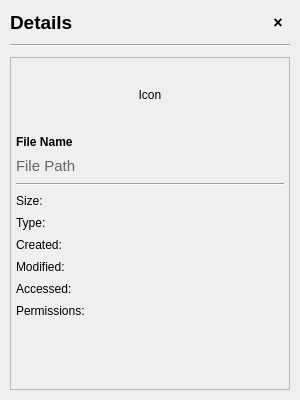
nhatanh0104/Boba, file filedetailswidget.ui: the form before one commit.
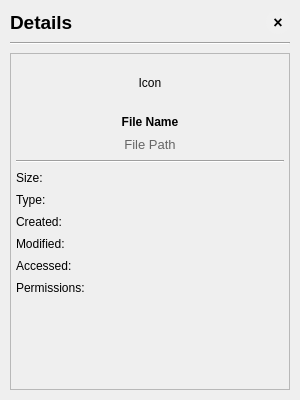
The form after the commit.

Patch:
```diff
--- a/filedetailswidget.ui
+++ b/filedetailswidget.ui
@@ -10,30 +10,30 @@
     <height>400</height>
    </rect>
   </property>
-  <property name="minimumSize">
-   <size>
-    <width>300</width>
-    <height>0</height>
-   </size>
-  </property>
-  <property name="maximumSize">
-   <size>
-    <width>350</width>
-    <height>16777215</height>
-   </size>
-  </property>
   <property name="sizePolicy">
-   <sizepolicy hsizetype="Fixed" vsizetype="Expanding">
+   <sizepolicy hsizetype="Preferred" vsizetype="Expanding">
     <horstretch>0</horstretch>
-    <verstretch>0</verstretch>
+    <verstretch>1</verstretch>
    </sizepolicy>
   </property>
+  <property name="minimumSize">
+   <size>
+    <width>250</width>
+    <height>300</height>
+   </size>
+  </property>
+  <property name="maximumSize">
+   <size>
+    <width>400</width>
+    <height>16777215</height>
+   </size>
+  </property>
   <property name="windowTitle">
    <string>File Details</string>
   </property>
   <layout class="QVBoxLayout" name="mainLayout">
    <property name="spacing">
-    <number>10</number>
+    <number>8</number>
    </property>
    <property name="leftMargin">
     <number>10</number>
@@ -51,6 +51,12 @@
     <layout class="QHBoxLayout" name="headerLayout">
      <item>
       <widget class="QLabel" name="titleLabel">
+       <property name="sizePolicy">
+        <sizepolicy hsizetype="Expanding" vsizetype="Preferred">
+         <horstretch>1</horstretch>
+         <verstretch>0</verstretch>
+        </sizepolicy>
+       </property>
        <property name="font">
         <font>
          <pointsize>14</pointsize>
@@ -119,6 +125,12 @@
    </item>
    <item>
     <widget class="Line" name="separator">
+     <property name="sizePolicy">
+      <sizepolicy hsizetype="Expanding" vsizetype="Fixed">
+       <horstretch>0</horstretch>
+       <verstretch>0</verstretch>
+      </sizepolicy>
+     </property>
      <property name="orientation">
       <enum>Qt::Orientation::Horizontal</enum>
      </property>
@@ -126,6 +138,12 @@
    </item>
    <item>
     <widget class="QScrollArea" name="scrollArea">
+     <property name="sizePolicy">
+      <sizepolicy hsizetype="Expanding" vsizetype="Expanding">
+       <horstretch>1</horstretch>
+       <verstretch>1</verstretch>
+      </sizepolicy>
+     </property>
      <property name="widgetResizable">
       <bool>true</bool>
      </property>
@@ -144,6 +162,12 @@
         <height>344</height>
        </rect>
       </property>
+      <property name="sizePolicy">
+       <sizepolicy hsizetype="Expanding" vsizetype="Preferred">
+        <horstretch>1</horstretch>
+        <verstretch>0</verstretch>
+       </sizepolicy>
+      </property>
       <layout class="QVBoxLayout" name="contentLayout">
        <property name="spacing">
         <number>8</number>
@@ -160,15 +184,18 @@
        <property name="bottomMargin">
         <number>5</number>
        </property>
-       <property name="sizeConstraint">
-        <enum>QLayout::SetDefaultConstraint</enum>
-       </property>
        <item>
         <widget class="QLabel" name="iconLabel">
+         <property name="sizePolicy">
+          <sizepolicy hsizetype="Expanding" vsizetype="Fixed">
+           <horstretch>0</horstretch>
+           <verstretch>0</verstretch>
+          </sizepolicy>
+         </property>
          <property name="minimumSize">
           <size>
            <width>0</width>
-           <height>64</height>
+           <height>48</height>
           </size>
          </property>
          <property name="maximumSize">
@@ -187,6 +214,12 @@
        </item>
        <item>
         <widget class="QLabel" name="nameLabel">
+         <property name="sizePolicy">
+          <sizepolicy hsizetype="Expanding" vsizetype="Preferred">
+           <horstretch>1</horstretch>
+           <verstretch>0</verstretch>
+          </sizepolicy>
+         </property>
          <property name="font">
           <font>
            <bold>true</bold>
@@ -195,6 +228,9 @@
          <property name="text">
           <string>File Name</string>
          </property>
+         <property name="alignment">
+          <set>Qt::AlignmentFlag::AlignCenter</set>
+         </property>
          <property name="wordWrap">
           <bool>true</bool>
          </property>
@@ -202,9 +238,15 @@
        </item>
        <item>
         <widget class="QLabel" name="pathLabel">
+         <property name="sizePolicy">
+          <sizepolicy hsizetype="Expanding" vsizetype="Preferred">
+           <horstretch>1</horstretch>
+           <verstretch>0</verstretch>
+          </sizepolicy>
+         </property>
          <property name="font">
           <font>
-           <pointsize>11</pointsize>
+           <pointsize>10</pointsize>
           </font>
          </property>
          <property name="styleSheet">
@@ -213,6 +255,9 @@
          <property name="text">
           <string>File Path</string>
          </property>
+         <property name="alignment">
+          <set>Qt::AlignmentFlag::AlignCenter</set>
+         </property>
          <property name="wordWrap">
           <bool>true</bool>
          </property>
@@ -220,6 +265,12 @@
        </item>
        <item>
         <widget class="Line" name="detailsSeparator">
+         <property name="sizePolicy">
+          <sizepolicy hsizetype="Expanding" vsizetype="Fixed">
+           <horstretch>0</horstretch>
+           <verstretch>0</verstretch>
+          </sizepolicy>
+         </property>
          <property name="orientation">
           <enum>Qt::Orientation::Horizontal</enum>
          </property>
@@ -227,6 +278,12 @@
        </item>
        <item>
         <widget class="QLabel" name="sizeLabel">
+         <property name="sizePolicy">
+          <sizepolicy hsizetype="Expanding" vsizetype="Preferred">
+           <horstretch>1</horstretch>
+           <verstretch>0</verstretch>
+          </sizepolicy>
+         </property>
          <property name="text">
           <string>Size: </string>
          </property>
@@ -237,6 +294,12 @@
        </item>
        <item>
         <widget class="QLabel" name="typeLabel">
+         <property name="sizePolicy">
+          <sizepolicy hsizetype="Expanding" vsizetype="Preferred">
+           <horstretch>1</horstretch>
+           <verstretch>0</verstretch>
+          </sizepolicy>
+         </property>
          <property name="text">
           <string>Type: </string>
          </property>
@@ -247,6 +310,12 @@
        </item>
        <item>
         <widget class="QLabel" name="createdLabel">
+         <property name="sizePolicy">
+          <sizepolicy hsizetype="Expanding" vsizetype="Preferred">
+           <horstretch>1</horstretch>
+           <verstretch>0</verstretch>
+          </sizepolicy>
+         </property>
          <property name="text">
           <string>Created: </string>
          </property>
@@ -257,6 +326,12 @@
        </item>
        <item>
         <widget class="QLabel" name="modifiedLabel">
+         <property name="sizePolicy">
+          <sizepolicy hsizetype="Expanding" vsizetype="Preferred">
+           <horstretch>1</horstretch>
+           <verstretch>0</verstretch>
+          </sizepolicy>
+         </property>
          <property name="text">
           <string>Modified: </string>
          </property>
@@ -267,6 +342,12 @@
        </item>
        <item>
         <widget class="QLabel" name="accessedLabel">
+         <property name="sizePolicy">
+          <sizepolicy hsizetype="Expanding" vsizetype="Preferred">
+           <horstretch>1</horstretch>
+           <verstretch>0</verstretch>
+          </sizepolicy>
+         </property>
          <property name="text">
           <string>Accessed: </string>
          </property>
@@ -277,6 +358,12 @@
        </item>
        <item>
         <widget class="QLabel" name="permissionsLabel">
+         <property name="sizePolicy">
+          <sizepolicy hsizetype="Expanding" vsizetype="Preferred">
+           <horstretch>1</horstretch>
+           <verstretch>0</verstretch>
+          </sizepolicy>
+         </property>
          <property name="text">
           <string>Permissions: </string>
          </property>
```
Left out of the diff: 22 changed lines with no effect on the pictures.
